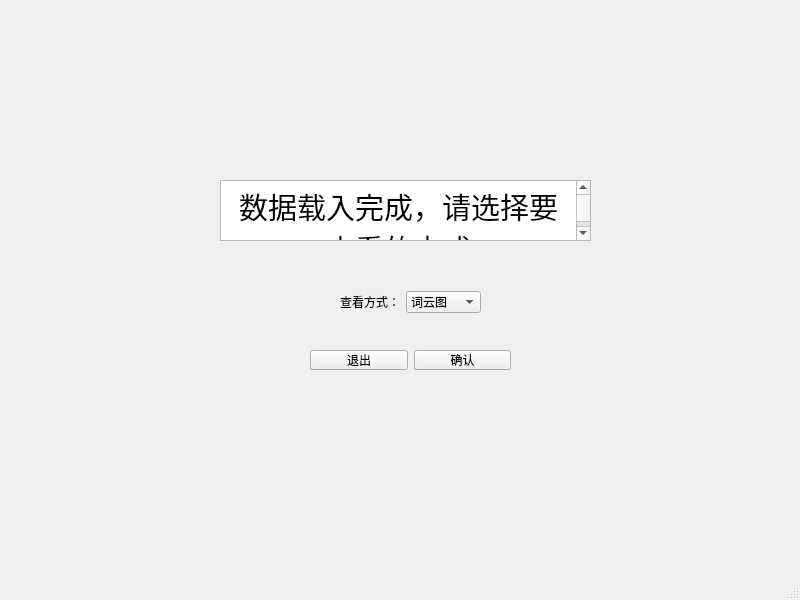
First picture: the form in mymainwindow.ui, repository lh2080028463/String-frequency-statistic, before the edit.
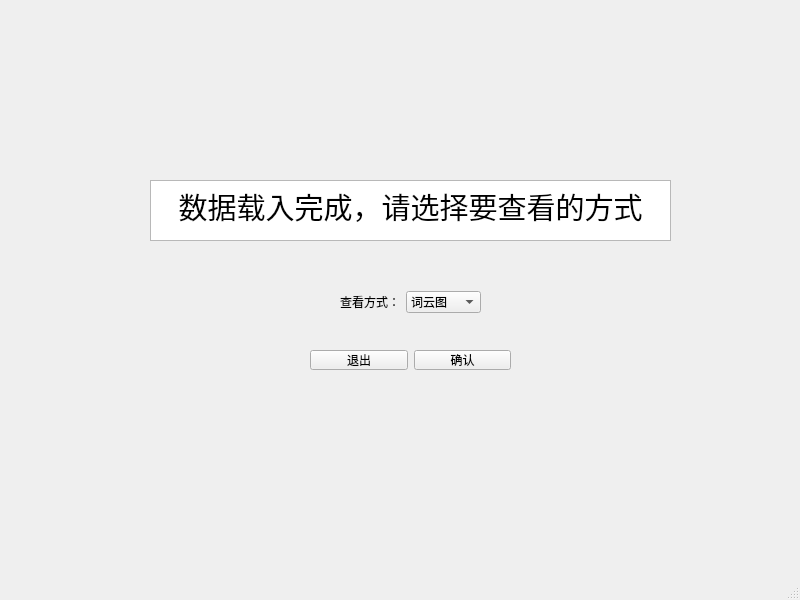
Second picture: the form after the edit.

The edit to the form file:
```diff
--- a/mymainwindow.ui
+++ b/mymainwindow.ui
@@ -17,9 +17,9 @@
    <widget class="QTextBrowser" name="textBrowser">
     <property name="geometry">
      <rect>
-      <x>220</x>
+      <x>150</x>
       <y>180</y>
-      <width>371</width>
+      <width>521</width>
       <height>61</height>
      </rect>
     </property>
@@ -34,7 +34,7 @@
 &lt;p align=&quot;center&quot; style=&quot; margin-top:0px; margin-bottom:0px; margin-left:0px; margin-right:0px; -qt-block-indent:0; text-indent:0px;&quot;&gt;&lt;span style=&quot; font-size:22pt;&quot;&gt;数据载入完成，请选择要查看的方式&lt;/span&gt;&lt;/p&gt;&lt;/body&gt;&lt;/html&gt;</string>
     </property>
    </widget>
-   <widget class="QWidget" name="">
+   <widget class="QWidget" name="layoutWidget">
     <property name="geometry">
      <rect>
       <x>340</x>
@@ -77,7 +77,7 @@
      </item>
     </layout>
    </widget>
-   <widget class="QWidget" name="">
+   <widget class="QWidget" name="layoutWidget">
     <property name="geometry">
      <rect>
       <x>310</x>
```
